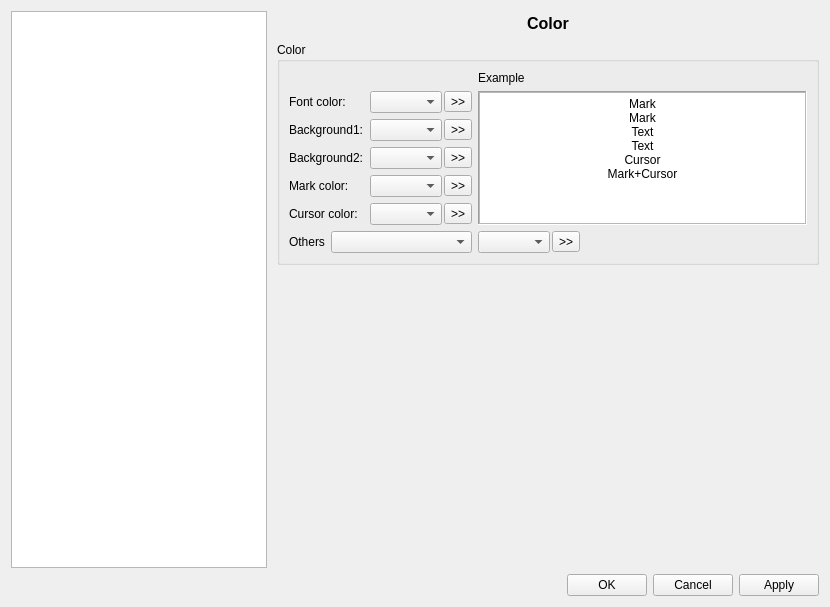
Above: dialog/optionsdialog.ui from flysnow010/flyscp before the change. Below: the same form after it.
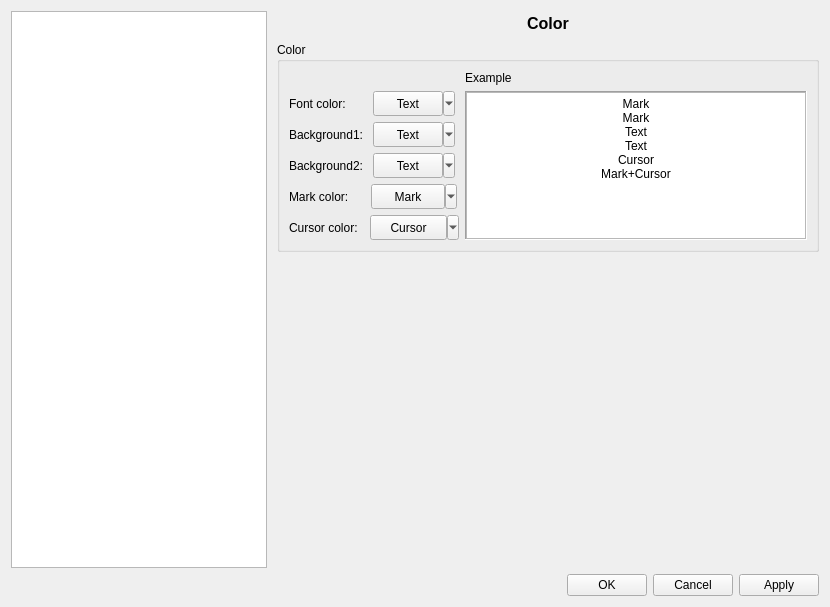
That is the form after the change. The open tabs and pages were chosen to show the change. Icons and pictures are not drawn.

What changed in the file:
```diff
--- a/dialog/optionsdialog.ui
+++ b/dialog/optionsdialog.ui
@@ -40,7 +40,7 @@
      <item>
       <widget class="QStackedWidget" name="stackedWidget">
        <property name="currentIndex">
-        <number>2</number>
+        <number>4</number>
        </property>
        <widget class="QWidget" name="layoutPage">
         <layout class="QVBoxLayout" name="verticalLayout_2">
@@ -738,7 +738,7 @@
               <item>
                <widget class="QPushButton" name="btnFileList">
                 <property name="text">
-                 <string>Change font</string>
+                 <string> Change font </string>
                 </property>
                </widget>
               </item>
@@ -752,7 +752,7 @@
              </widget>
             </item>
             <item>
-             <widget class="QLabel" name="label_4">
+             <widget class="QLabel" name="labelFileListText">
               <property name="text">
                <string>ABCDEFGHIJKLMNOPQRSTUVWXYZ
 abcdefghijklmnopqrstuvwxyz</string>
@@ -771,7 +771,7 @@
             <item>
              <layout class="QHBoxLayout" name="horizontalLayout_8">
               <item>
-               <widget class="QLabel" name="label_6">
+               <widget class="QLabel" name="labelMainWindowFont">
                 <property name="text">
                  <string>Agency FB,9</string>
                 </property>
@@ -793,7 +793,7 @@
               <item>
                <widget class="QPushButton" name="btnMainWindow">
                 <property name="text">
-                 <string>Change font</string>
+                 <string> Change font </string>
                 </property>
                </widget>
               </item>
@@ -807,7 +807,7 @@
              </widget>
             </item>
             <item>
-             <widget class="QLabel" name="label_5">
+             <widget class="QLabel" name="labelMainWindowText">
               <property name="text">
                <string>ABCDEFGHIJKLMNOPQRSTUVWXYZ
 abcdefghijklmnopqrstuvwxyz</string>
@@ -826,7 +826,7 @@
             <item>
              <layout class="QHBoxLayout" name="horizontalLayout_9">
               <item>
-               <widget class="QLabel" name="label_8">
+               <widget class="QLabel" name="labelDialogFont">
                 <property name="text">
                  <string>Agency FB,9</string>
                 </property>
@@ -848,7 +848,7 @@
               <item>
                <widget class="QPushButton" name="btnDialog">
                 <property name="text">
-                 <string>Change font</string>
+                 <string> Change font </string>
                 </property>
                </widget>
               </item>
@@ -862,7 +862,7 @@
              </widget>
             </item>
             <item>
-             <widget class="QLabel" name="label_7">
+             <widget class="QLabel" name="labelDialogText">
               <property name="text">
                <string>ABCDEFGHIJKLMNOPQRSTUVWXYZ
 abcdefghijklmnopqrstuvwxyz</string>
@@ -930,6 +930,73 @@
             <string>Color</string>
            </property>
            <layout class="QGridLayout" name="gridLayout_3">
+            <item row="2" column="0" colspan="2">
+             <widget class="QLabel" name="label_10">
+              <property name="text">
+               <string>Background1:</string>
+              </property>
+             </widget>
+            </item>
+            <item row="4" column="0" colspan="2">
+             <widget class="QLabel" name="label_11">
+              <property name="text">
+               <string>Mark color:</string>
+              </property>
+             </widget>
+            </item>
+            <item row="4" column="2">
+             <layout class="QHBoxLayout" name="horizontalLayout_14">
+              <property name="spacing">
+               <number>2</number>
+              </property>
+              <item>
+               <widget class="QToolButton" name="toolButton_6">
+                <property name="minimumSize">
+                 <size>
+                  <width>0</width>
+                  <height>25</height>
+                 </size>
+                </property>
+                <property name="text">
+                 <string>     Mark     </string>
+                </property>
+                <property name="popupMode">
+                 <enum>QToolButton::MenuButtonPopup</enum>
+                </property>
+               </widget>
+              </item>
+             </layout>
+            </item>
+            <item row="3" column="2">
+             <layout class="QHBoxLayout" name="horizontalLayout_13">
+              <property name="spacing">
+               <number>2</number>
+              </property>
+              <item>
+               <widget class="QToolButton" name="toolButton_8">
+                <property name="minimumSize">
+                 <size>
+                  <width>0</width>
+                  <height>25</height>
+                 </size>
+                </property>
+                <property name="text">
+                 <string>     Text     </string>
+                </property>
+                <property name="popupMode">
+                 <enum>QToolButton::MenuButtonPopup</enum>
+                </property>
+               </widget>
+              </item>
+             </layout>
+            </item>
+            <item row="3" column="0" colspan="2">
+             <widget class="QLabel" name="label_15">
+              <property name="text">
+               <string>Background2:</string>
+              </property>
+             </widget>
+            </item>
             <item row="0" column="3">
              <widget class="QLabel" name="label_13">
               <property name="text">
@@ -937,25 +1004,31 @@
               </property>
              </widget>
             </item>
-            <item row="1" column="0" colspan="2">
-             <widget class="QLabel" name="label_9">
+            <item row="5" column="0" colspan="2">
+             <widget class="QLabel" name="label_14">
               <property name="text">
-               <string>Font color:</string>
+               <string>Cursor color:</string>
               </property>
              </widget>
             </item>
-            <item row="1" column="2">
-             <layout class="QHBoxLayout" name="horizontalLayout_16">
+            <item row="2" column="2">
+             <layout class="QHBoxLayout" name="horizontalLayout_12">
               <property name="spacing">
                <number>2</number>
               </property>
               <item>
-               <widget class="QComboBox" name="cbbFontColor"/>
-              </item>
-              <item>
-               <widget class="QToolButton" name="toolButton_7">
+               <widget class="QToolButton" name="toolButton_9">
+                <property name="minimumSize">
+                 <size>
+                  <width>0</width>
+                  <height>25</height>
+                 </size>
+                </property>
                 <property name="text">
-                 <string>&gt;&gt;</string>
+                 <string>     Text     </string>
+                </property>
+                <property name="popupMode">
+                 <enum>QToolButton::MenuButtonPopup</enum>
                 </property>
                </widget>
               </item>
@@ -1004,142 +1077,56 @@
               </layout>
              </widget>
             </item>
-            <item row="2" column="0" colspan="2">
-             <widget class="QLabel" name="label_10">
-              <property name="text">
-               <string>Background1:</string>
-              </property>
-             </widget>
-            </item>
-            <item row="2" column="2">
-             <layout class="QHBoxLayout" name="horizontalLayout_12">
-              <property name="spacing">
-               <number>2</number>
-              </property>
-              <item>
-               <widget class="QComboBox" name="cbbBackgroud1"/>
-              </item>
-              <item>
-               <widget class="QToolButton" name="toolButton_2">
-                <property name="text">
-                 <string>&gt;&gt;</string>
-                </property>
-               </widget>
-              </item>
-             </layout>
-            </item>
-            <item row="3" column="0" colspan="2">
-             <widget class="QLabel" name="label_15">
-              <property name="text">
-               <string>Background2:</string>
-              </property>
-             </widget>
-            </item>
-            <item row="3" column="2">
-             <layout class="QHBoxLayout" name="horizontalLayout_13">
-              <property name="spacing">
-               <number>2</number>
-              </property>
-              <item>
-               <widget class="QComboBox" name="cbbBackgroud2"/>
-              </item>
-              <item>
-               <widget class="QToolButton" name="toolButton_4">
-                <property name="text">
-                 <string>&gt;&gt;</string>
-                </property>
-               </widget>
-              </item>
-             </layout>
-            </item>
-            <item row="4" column="0" colspan="2">
-             <widget class="QLabel" name="label_11">
-              <property name="text">
-               <string>Mark color:</string>
-              </property>
-             </widget>
-            </item>
-            <item row="4" column="2">
-             <layout class="QHBoxLayout" name="horizontalLayout_14">
-              <property name="spacing">
-               <number>2</number>
-              </property>
-              <item>
-               <widget class="QComboBox" name="cbbMarkColor"/>
-              </item>
-              <item>
-               <widget class="QToolButton" name="toolButton_5">
-                <property name="text">
-                 <string>&gt;&gt;</string>
-                </property>
-               </widget>
-              </item>
-             </layout>
-            </item>
-            <item row="5" column="0" colspan="2">
-             <widget class="QLabel" name="label_14">
-              <property name="text">
-               <string>Cursor color:</string>
-              </property>
-             </widget>
-            </item>
             <item row="5" column="2">
              <layout class="QHBoxLayout" name="horizontalLayout_15">
               <property name="spacing">
                <number>2</number>
               </property>
               <item>
-               <widget class="QComboBox" name="cbbCursorColor"/>
-              </item>
-              <item>
-               <widget class="QToolButton" name="toolButton_6">
-                <property name="text">
-                 <string>&gt;&gt;</string>
-                </property>
-               </widget>
-              </item>
-             </layout>
-            </item>
-            <item row="6" column="0">
-             <widget class="QLabel" name="label_12">
-              <property name="text">
-               <string>Others</string>
-              </property>
-             </widget>
-            </item>
-            <item row="6" column="1" colspan="2">
-             <widget class="QComboBox" name="comboBox_6"/>
-            </item>
-            <item row="6" column="3">
-             <layout class="QHBoxLayout" name="horizontalLayout_10">
-              <property name="spacing">
-               <number>2</number>
-              </property>
-              <property name="rightMargin">
-               <number>0</number>
-              </property>
-              <item>
-               <widget class="QComboBox" name="comboBox_5"/>
-              </item>
-              <item>
                <widget class="QToolButton" name="toolButton_3">
+                <property name="minimumSize">
+                 <size>
+                  <width>0</width>
+                  <height>25</height>
+                 </size>
+                </property>
                 <property name="text">
-                 <string>&gt;&gt;</string>
+                 <string>    Cursor    </string>
+                </property>
+                <property name="popupMode">
+                 <enum>QToolButton::MenuButtonPopup</enum>
                 </property>
                </widget>
               </item>
+             </layout>
+            </item>
+            <item row="1" column="0" colspan="2">
+             <widget class="QLabel" name="label_9">
+              <property name="text">
+               <string>Font color:</string>
+              </property>
+             </widget>
+            </item>
+            <item row="1" column="2">
+             <layout class="QHBoxLayout" name="horizontalLayout_16" stretch="0">
+              <property name="spacing">
+               <number>2</number>
+              </property>
               <item>
-               <spacer name="horizontalSpacer_9">
-                <property name="orientation">
-                 <enum>Qt::Horizontal</enum>
-                </property>
-                <property name="sizeHint" stdset="0">
+               <widget class="QToolButton" name="toolButton_10">
+                <property name="minimumSize">
                  <size>
-                  <width>40</width>
-                  <height>20</height>
+                  <width>0</width>
+                  <height>25</height>
                  </size>
                 </property>
-               </spacer>
+                <property name="text">
+                 <string>     Text     </string>
+                </property>
+                <property name="popupMode">
+                 <enum>QToolButton::MenuButtonPopup</enum>
+                </property>
+               </widget>
               </item>
              </layout>
             </item>
```
